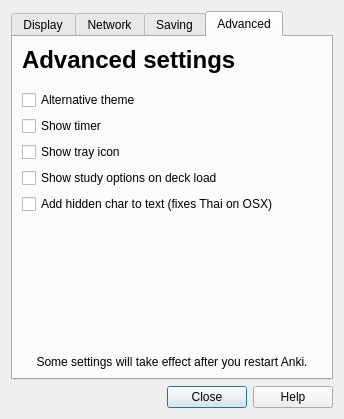
ankitects/anki, file designer/preferences.ui: the form before one commit.
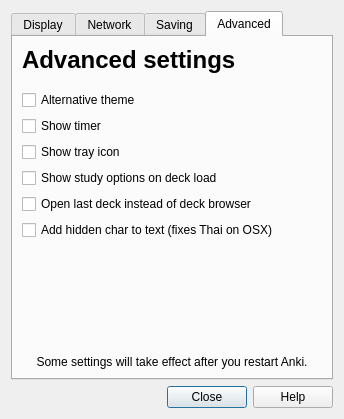
The form after the commit. The open tabs and pages were chosen to show the change.

Commit message: implement deck browser

Patch:
```diff
--- a/designer/preferences.ui
+++ b/designer/preferences.ui
@@ -556,13 +556,20 @@
            </property>
           </widget>
          </item>
-         <item row="8" column="0" >
+         <item row="9" column="0" >
           <widget class="QCheckBox" name="addZeroSpace" >
            <property name="text" >
             <string>Add hidden char to text (fixes Thai on OSX)</string>
            </property>
           </widget>
          </item>
+         <item row="8" column="0" >
+          <widget class="QCheckBox" name="openLastDeck" >
+           <property name="text" >
+            <string>Open last deck instead of deck browser</string>
+           </property>
+          </widget>
+         </item>
         </layout>
        </item>
        <item>
```
Left out of the diff: 3 changed lines with no effect on the pictures. The commit also changes 5 other files.
